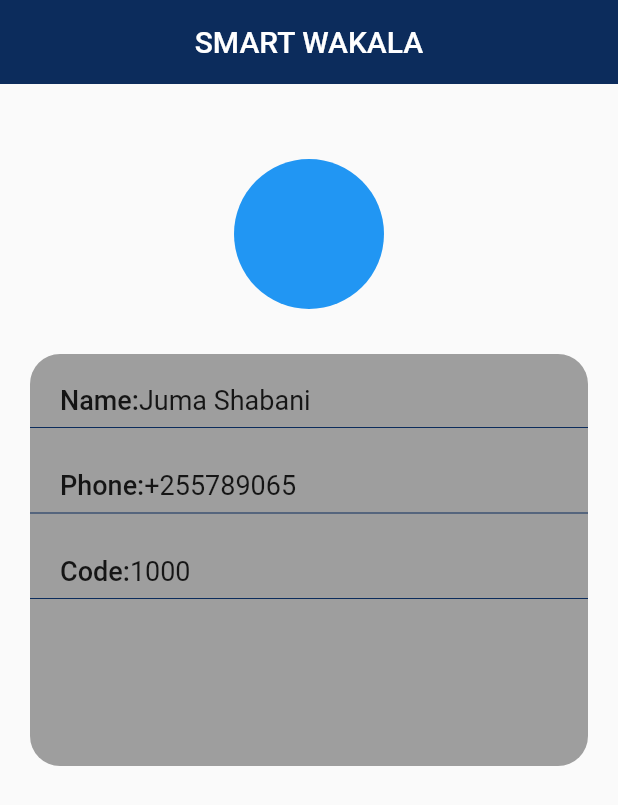
After one commit to zuberypima/wakala-app, a Flutter app: the ProfilePage screen opened directly, on a phone screen of 412 x 824 dp. The commit adds this screen. Shown: the top 805 px of the screen. Run offline on Flutter 3.47's test engine with Material 2 defaults, Android fonts, the phone set to English and light mode, and no system bars; our stand-ins replace cloud_firestore, firebase_core, firebase_database; missing offline and left inert: telephony; accounts and stored records are empty.

Commit message:
finish all documments parts

```diff
--- a/lib/pages/homepage.dart
+++ b/lib/pages/homepage.dart
@@ -2,6 +2,7 @@
 
 import 'package:flutter/material.dart';
 import 'package:wakala/pages/generalreport.dart';
+import 'package:wakala/pages/profilepage.dart';
 import 'package:wakala/pages/screenhome.dart';
 
 import 'package:wakala/screens/smstestpage.dart';
@@ -18,7 +19,7 @@ class _HomePageState extends State<HomePage> {
   final _selectPage = [
     HomeScreen(),
     GeneralReport(),
-    SmsTestPage(),
+  ProfilePage(),
   ];
   @override
   Widget build(BuildContext context) {
--- /dev/null
+++ b/lib/pages/profilepage.dart
@@ -0,0 +1,83 @@
+import 'package:flutter/material.dart';
+
+class ProfilePage extends StatefulWidget {
+  const ProfilePage({Key? key}) : super(key: key);
+
+  @override
+  State<ProfilePage> createState() => _ProfilePageState();
+}
+
+class _ProfilePageState extends State<ProfilePage> {
+  @override
+  Widget build(BuildContext context) {
+    return Scaffold(
+      appBar: AppBar(
+        elevation: 0,
+        automaticallyImplyLeading: false,
+        backgroundColor: Color.fromRGBO(12, 44, 92, 3),
+        title: Center(child: Text('SMART WAKALA')),
+      ),
+      body: Column(
+        children: [
+          Padding(
+            padding: const EdgeInsets.only(top: 50),
+            child: Center(
+              child: Container(
+                height: 100,
+                width: 100,
+                decoration: BoxDecoration(
+                    color: Colors.blue,
+                    borderRadius: BorderRadius.circular(100)),
+              ),
+            ),
+          ),
+          Padding(
+            padding: const EdgeInsets.only(left: 20, right: 20, top: 30),
+            child: Container(
+              height: MediaQuery.of(context).size.height / 3,
+              width: MediaQuery.of(context).size.width,
+              decoration: BoxDecoration(color: Colors.grey,borderRadius: BorderRadius.circular(20)),
+              child: Column(
+
+                        crossAxisAlignment: CrossAxisAlignment.start,
+
+                children: [
+                Padding(
+                  padding: const EdgeInsets.only(left: 20,top: 20),
+                  child: Row(
+                    children: [
+                      Text('Name:',style: TextStyle(fontSize: 18,fontWeight: FontWeight.w500),),
+                       Text('Juma Shabani',style: TextStyle(fontSize: 18),),
+                    ],
+                  ),
+                ),
+                Divider(color:  Color.fromRGBO(12, 44, 92, 3),),
+                Padding(
+                  padding: const EdgeInsets.only(left: 20,top: 20),
+                  child: Row(
+                    children: [
+                      Text('Phone:',style: TextStyle(fontSize: 18,fontWeight: FontWeight.w500),),
+                       Text('+255789065',style: TextStyle(fontSize: 18),),
+                    ],
+                  ),
+
+                ),
+                Divider(color:  Color.fromRGBO(12, 44, 92, 3),),
+                Padding(
+                  padding: const EdgeInsets.only(left: 20,top: 20),
+                  child: Row(
+                    children: [
+                      Text('Code:',style: TextStyle(fontSize: 18,fontWeight: FontWeight.w500),),
+                       Text('1000',style: TextStyle(fontSize: 18),),
+                    ],
+                  ),
+                ),
+                Divider(color:  Color.fromRGBO(12, 44, 92, 3),)
+              ],),
+            ),
+          )
+        ],
+      ),
+    );
+  }
+}
```
